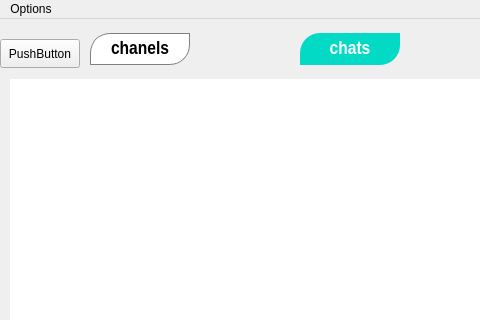
The window that jamin-gram/chat.ui (raminLgh/jamin-gram) describes before a commit, drawn with Qt 5; both pictures show x 0 to 480 and y 0 to 320 of the 700 by 600 pixel window.
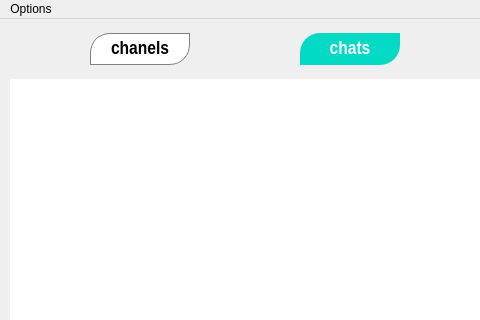
The same window after the commit. Icons and pictures are not drawn.

Commit message: some change on ui (remove some additional item)

The edit to the form file:
```diff
--- a/jamin-gram/chat.ui
+++ b/jamin-gram/chat.ui
@@ -344,19 +344,6 @@
 &lt;p align=&quot;center&quot; style=&quot; margin-top:0px; margin-bottom:0px; margin-left:0px; margin-right:0px; -qt-block-indent:0; text-indent:0px;&quot;&gt;&lt;span style=&quot; font-family:'MS Shell Dlg 2'; font-size:14pt; font-weight:600; color:#55aaff;&quot;&gt;add&lt;/span&gt;&lt;span style=&quot; font-family:'MS Shell Dlg 2'; font-size:14pt; font-weight:600;&quot;&gt; &lt;/span&gt;&lt;span style=&quot; font-family:'MS Shell Dlg 2'; font-size:14pt; font-weight:600; color:#0000ff;&quot;&gt;contact&lt;/span&gt;&lt;/p&gt;&lt;/body&gt;&lt;/html&gt;</string>
     </property>
    </widget>
-   <widget class="QPushButton" name="pushButton_2">
-    <property name="geometry">
-     <rect>
-      <x>0</x>
-      <y>20</y>
-      <width>80</width>
-      <height>29</height>
-     </rect>
-    </property>
-    <property name="text">
-     <string>PushButton</string>
-    </property>
-   </widget>
   </widget>
   <widget class="QMenuBar" name="menubar">
    <property name="geometry">
```
Left out of the diff: 13 changed lines with no effect on the pictures. The commit also changes 7 other files.
